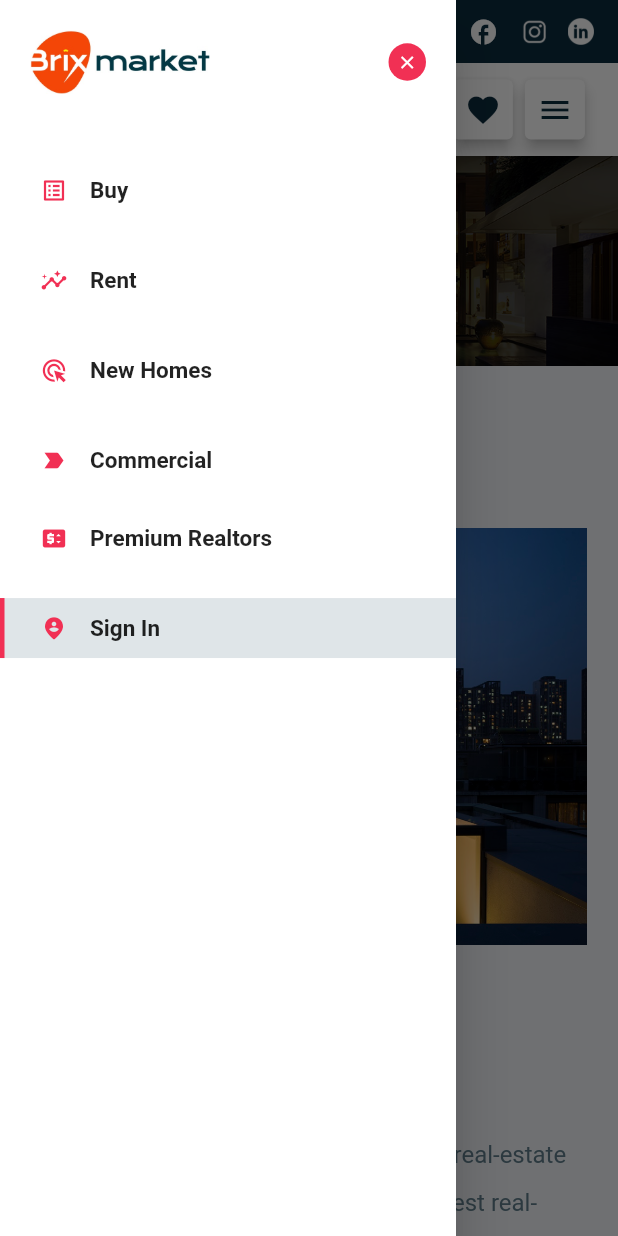
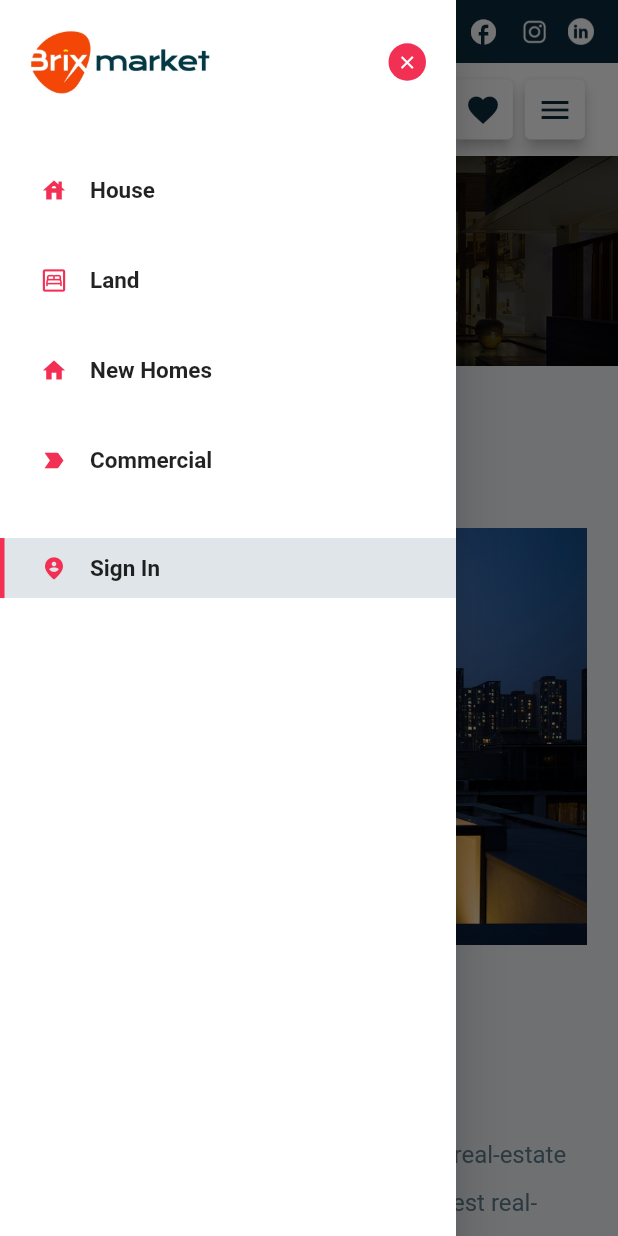
Before and after one commit to Bisecto/Brixmarket, a Flutter app: the AboutUsWeb screen opened directly, with the side drawer open, on a phone screen of 412 x 824 dp. Run offline on Flutter 3.47's test engine with Material 2 defaults, Android fonts, the phone set to English and light mode, and no system bars; our stand-ins replace another_xlider, carousel_slider, cloud_firestore, device_info_plus, file_picker, firebase_analytics and 21 more; missing offline and left inert: cross_connectivity, flutter_phone_direct_caller, graphic, restart_app; accounts and stored records are empty; network calls fail; statements that could not run were skipped.

Commit message:
Editing__2

```diff
--- a/lib/controllers/mixin/fetch_property_mixin.dart
+++ b/lib/controllers/mixin/fetch_property_mixin.dart
@@ -8,7 +8,7 @@ import '../../services/provider.dart';
 import '../../utils/utils.dart';
 import '../edit_controller.dart';
 import '../instance.dart';
-
+import 'package:brixmarket/view/screens/filter_web_page.dart';
 mixin FetchProperty {
   var activeNavItem = NavItems.home.obs;
 
@@ -32,6 +32,7 @@ mixin FetchProperty {
 
   void setAllPropertiesWeb({String val='',bool filter = false, NavItems navItem = NavItems.home, bool sideNav = false}) async {
     //if (sideNav) Get.back();
+    Get.to(()=> Filter_web());
     Get.toNamed(RouteStr.webfilter);
     activeNavItem.value = navItem;
     //allPropertiesWeb.value = getPropertiesWeb(filter: filter);
--- a/lib/view/widgets/main_drawer.dart
+++ b/lib/view/widgets/main_drawer.dart
@@ -10,6 +10,7 @@ import '../screens/hom_page_web.dart';
 import 'custom_text.dart';
 import 'image_widgets.dart';
 import 'mobile_appbar.dart';
+import '../../controllers/edit_controller.dart';
 
 Widget buildDrawer(BuildContext context) {
   return Drawer(
@@ -34,7 +35,9 @@ Widget buildDrawer(BuildContext context) {
                     child: Row(
                       mainAxisAlignment: MainAxisAlignment.spaceBetween,
                       children: [
-                        InkWell(onTap: () => Get.to(HomePageWeb()), child: Image.asset(ImgStr.logo1, width: 120)),
+                        InkWell(
+                            onTap: () => Get.to(HomePageWeb()),
+                            child: Image.asset(ImgStr.logo1, width: 120)),
                         InkWell(
                           onTap: () {
                             Get.back();
@@ -42,7 +45,9 @@ Widget buildDrawer(BuildContext context) {
                           child: Container(
                               height: 25,
                               width: 25,
-                              decoration: const BoxDecoration(shape: BoxShape.circle, color: Pallet.secondaryColor),
+                              decoration: const BoxDecoration(
+                                  shape: BoxShape.circle,
+                                  color: Pallet.secondaryColor),
                               child: const Icon(
                                 Icons.close,
                                 color: Colors.white,
@@ -51,9 +56,15 @@ Widget buildDrawer(BuildContext context) {
                         )
                       ],
                     )),
-                !HomeController.isLogin.value ? const SizedBox.shrink() : const SizedBox(height: 20),
-                !HomeController.isLogin.value ? const SizedBox.shrink() : circleProfileImage(radius: 32),
-                !HomeController.isLogin.value ? const SizedBox.shrink() : const SizedBox(height: 8),
+                !HomeController.isLogin.value
+                    ? const SizedBox.shrink()
+                    : const SizedBox(height: 20),
+                !HomeController.isLogin.value
+                    ? const SizedBox.shrink()
+                    : circleProfileImage(radius: 32),
+                !HomeController.isLogin.value
+                    ? const SizedBox.shrink()
+                    : const SizedBox(height: 8),
                 !HomeController.isLogin.value
                     ? const SizedBox.shrink()
                     : Obx(() => Center(
@@ -79,28 +90,43 @@ Widget buildDrawer(BuildContext context) {
                   height: 20,
                 ),
                 sideBarItem(
-                  navItem: NavItems.buy,
-                  icon: Icons.list_alt_outlined,
-                  title: 'Buy',
-                  onTap: () => propCtrl.setAllPropertiesWeb(sideNav: true, navItem: NavItems.buy),
+                  navItem: NavItems.house,
+                  icon: Icons.house,
+                  title: 'House',
+                  onTap: () {
+                    EditCtrl.filterCategories.clear();
+                    EditCtrl.filterCategories.add('House');
+                    propCtrl.setAllPropertiesWeb(
+                        sideNav: true, navItem: NavItems.house);
+                  },
                 ),
                 const SizedBox(
                   height: 20,
                 ),
                 sideBarItem(
-                  navItem: NavItems.rent,
-                  icon: Icons.insights,
-                  title: 'Rent',
-                  onTap: () => propCtrl.setAllPropertiesWeb(sideNav: true, navItem: NavItems.rent),
+                  navItem: NavItems.land,
+                  icon: Icons.bedroom_parent_outlined,
+                  title: 'Land',
+                  onTap: () {
+                    EditCtrl.filterCategories.clear();
+                    EditCtrl.filterCategories.add('Land');
+                    propCtrl.setAllPropertiesWeb(
+                        sideNav: true, navItem: NavItems.land);
+                  },
                 ),
                 const SizedBox(
                   height: 20,
                 ),
                 sideBarItem(
                   navItem: NavItems.newHomes,
-                  icon: Icons.ads_click,
+                  icon: Icons.home,
                   title: 'New Homes',
-                  onTap: () => propCtrl.setAllPropertiesWeb(sideNav: true, navItem: NavItems.newHomes),
+                  onTap: () {
+                    EditCtrl.filterCategories.clear();
+                    EditCtrl.filterCategories.add('New Home');
+                    propCtrl.setAllPropertiesWeb(
+                        sideNav: true, navItem: NavItems.newHomes);
+                  },
                 ),
                 const SizedBox(
                   height: 20,
@@ -109,18 +135,25 @@ Widget buildDrawer(BuildContext context) {
                   navItem: NavItems.commercial,
                   icon: Icons.label_important,
                   title: 'Commercial',
-                  onTap: () => propCtrl.setAllPropertiesWeb(sideNav: true, navItem: NavItems.commercial),
+                  onTap: () {
+                    EditCtrl.filterCategories.clear();
+                    EditCtrl.filterCategories.add('Commercial');
+                    propCtrl.setAllPropertiesWeb(
+                        sideNav: true, navItem: NavItems.commercial);
+                  },
                 ),
                 const SizedBox(
                   height: 12,
                 ),
-                sideBarItem(
-                  navItem: NavItems.premiumRealtors,
-                  icon: Icons.price_change,
-                  title: 'Premium Realtors',
-                  onTap: () => propCtrl.setAllPropertiesWeb(sideNav: true, navItem: NavItems.premiumRealtors),
-                ),
-                !HomeController.isLogin.value ? const SizedBox.shrink() : const SizedBox(height: 20),
+                // sideBarItem(
+                //   navItem: NavItems.premiumRealtors,
+                //   icon: Icons.price_change,
+                //   title: 'Premium Realtors',
+                //   onTap: () => propCtrl.setAllPropertiesWeb(sideNav: true, navItem: NavItems.premiumRealtors),
+                // ),
+                !HomeController.isLogin.value
+                    ? const SizedBox.shrink()
+                    : const SizedBox(height: 20),
                 !HomeController.isLogin.value
                     ? const SizedBox.shrink()
                     : sideBarItem(
@@ -131,7 +164,9 @@ Widget buildDrawer(BuildContext context) {
                           Get.back();
                           openWebNotification();
                         }),
-                !HomeController.isLogin.value ? const SizedBox.shrink() : const SizedBox(height: 20),
+                !HomeController.isLogin.value
+                    ? const SizedBox.shrink()
+                    : const SizedBox(height: 20),
                 !HomeController.isLogin.value
                     ? const SizedBox.shrink()
                     : sideBarItem(
@@ -145,8 +180,14 @@ Widget buildDrawer(BuildContext context) {
                       ),
                 const SizedBox(height: 20),
                 HomeController.isLogin.value
-                    ? sideBarItem(icon: Icons.logout, title: 'Logout', onTap: homeCtrl.logout)
-                    : sideBarItem(icon: Icons.person_pin_circle_rounded, title: 'Sign In', onTap: homeCtrl.loginRequest),
+                    ? sideBarItem(
+                        icon: Icons.logout,
+                        title: 'Logout',
+                        onTap: homeCtrl.logout)
+                    : sideBarItem(
+                        icon: Icons.person_pin_circle_rounded,
+                        title: 'Sign In',
+                        onTap: homeCtrl.loginRequest),
                 const SizedBox(
                   height: 20,
                 ),
@@ -158,7 +199,9 @@ Widget buildDrawer(BuildContext context) {
                         margin: const EdgeInsets.symmetric(
                           horizontal: 20,
                         ),
-                        decoration: BoxDecoration(borderRadius: BorderRadius.circular(4), color: Pallet.secondaryColor),
+                        decoration: BoxDecoration(
+                            borderRadius: BorderRadius.circular(4),
+                            color: Pallet.secondaryColor),
                         child: Obx(() => HomeController.isLogin.value
                             ? Center(
                                 child: InkWell(
@@ -185,7 +228,11 @@ Widget buildDrawer(BuildContext context) {
   );
 }
 
-Widget sideBarItem({IconData? icon, String? title, NavItems navItem = NavItems.home, required Function() onTap}) {
+Widget sideBarItem(
+    {IconData? icon,
+    String? title,
+    NavItems navItem = NavItems.home,
+    required Function() onTap}) {
   return InkWell(
     splashColor: Colors.transparent,
     onTap: onTap,
@@ -194,8 +241,15 @@ Widget sideBarItem({IconData? icon, String? title, NavItems navItem = NavItems.h
         height: 40,
         padding: const EdgeInsets.only(left: 24),
         decoration: BoxDecoration(
-            color: homeCtrl.activeNavItem.value == navItem ? Colors.blueGrey.withOpacity(0.2) : Colors.transparent,
-            border: Border(left: BorderSide(color: homeCtrl.activeNavItem.value == navItem ? Pallet.secondaryColor : Colors.transparent, width: 3))),
+            color: homeCtrl.activeNavItem.value == navItem
+                ? Colors.blueGrey.withOpacity(0.2)
+                : Colors.transparent,
+            border: Border(
+                left: BorderSide(
+                    color: homeCtrl.activeNavItem.value == navItem
+                        ? Pallet.secondaryColor
+                        : Colors.transparent,
+                    width: 3))),
         child: Row(
           children: [
             Icon(
```
